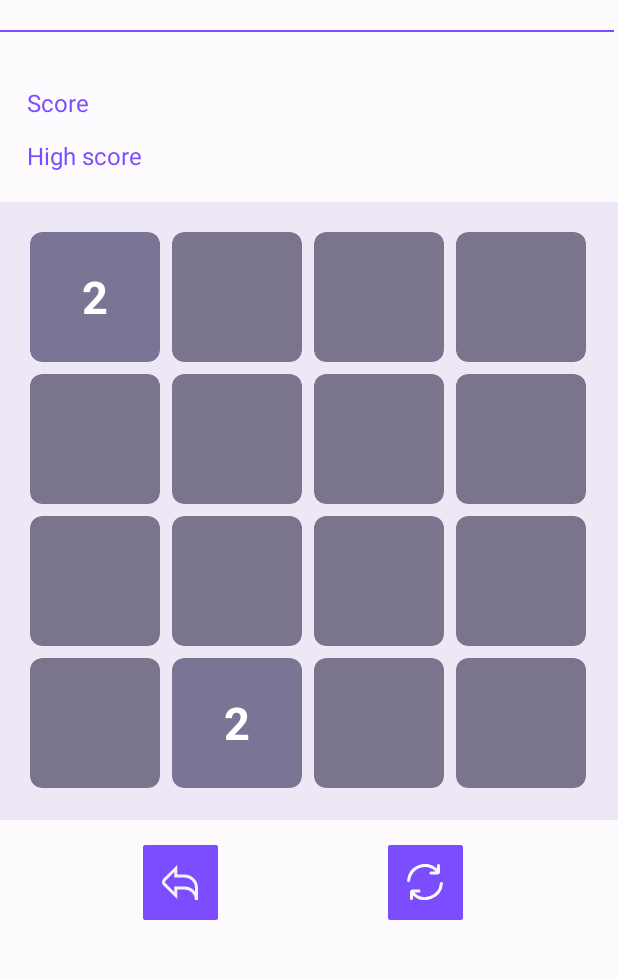
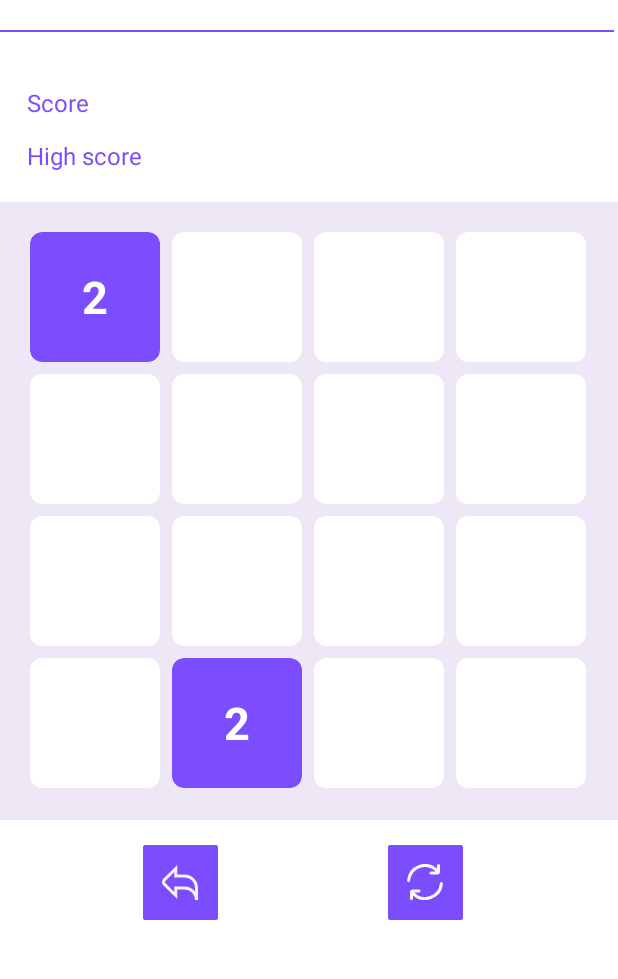
Before and after one commit to a19k/2048-Puzzle-Game, an Android app: the MainActivity screen opened directly, with no data from a screen before it, on a phone screen of 412 x 824 dp, the part 130-1109 px from its top. Run offline under Robolectric (Android 15) with nearby library versions, the phone set to English and light mode, and no system bars.

Commit message:
fixed tiles rendering, with correct colors

```diff
--- a/app/src/main/java/com/example/rma_2_anis_karic/MainActivity.java
+++ b/app/src/main/java/com/example/rma_2_anis_karic/MainActivity.java
@@ -4,6 +4,7 @@ import android.annotation.SuppressLint;
 import android.content.Context;
 import android.content.Intent;
 import android.content.res.Resources;
+import android.graphics.Color;
 import android.os.Bundle;
 import android.util.Log;
 import android.view.GestureDetector;
@@ -33,20 +34,22 @@ public class MainActivity extends AppCompatActivity {
     private Button undoButton;
     private Button resetButton;
     private FrameLayout grid;
-
-    private int primaryColor;
-    private int paleColor;
-    private int maxTileOnBoard;
-
     private Button gameTitle;
     private TextView scoreLabel;
     private TextView hiScoreLabel;
     private View divider;
 
-    //UI LOGIC
+    //COMMON REFERENCES
+    private int primaryColor;
+    private int paleColor;
+    private int maxTileOnBoard;
+    private List<Tile>  previousGrid;
+
+    //UI LOGIC INSTANCES
     private Manager manager;
     private GestureDetector gestureDetector;
 
+    //CONSTANTS
     private final int screenWidth = Resources.getSystem().getDisplayMetrics().widthPixels;
     private final int tileSize = (screenWidth - dpToPx(32)) /4;
     private static final String TAG = "grid/gridTiles";//DEBUG TAG
@@ -165,17 +168,19 @@ public class MainActivity extends AppCompatActivity {
     private void updateGrid(List<Tile> tiles){
         grid.removeAllViews();
 
-        int i=0;
         for (Tile currentTile : tiles){
             TileView currentTileView = new TileView(this);
-            currentTileView.setValue(currentTile.getValue());
+            currentTileView.setValue(currentTile.getValue(), this);
+
             FrameLayout.LayoutParams layoutParams = new FrameLayout.LayoutParams(tileSize,tileSize);
             layoutParams.leftMargin = currentTile.getCol() * tileSize;
             layoutParams.topMargin = currentTile.getRow() * tileSize;
 
             grid.addView(currentTileView,layoutParams);
-            Log.d(TAG, grid.getChildAt(i++).toString());
         }
+    }
+    private void animateChanges(List<Tile> newTiles){
+
     }
 
     //COLORING
--- a/app/src/main/java/com/example/rma_2_anis_karic/TileView.java
+++ b/app/src/main/java/com/example/rma_2_anis_karic/TileView.java
@@ -1,7 +1,10 @@
 package com.example.rma_2_anis_karic;
 
 import android.content.Context;
+import android.content.res.ColorStateList;
+import android.graphics.Color;
 import android.util.AttributeSet;
+import android.util.Log;
 import android.view.LayoutInflater;
 import android.widget.FrameLayout;
 import android.widget.TextView;
@@ -9,8 +12,7 @@ import android.widget.TextView;
 import androidx.annotation.NonNull;
 import androidx.annotation.Nullable;
 import androidx.cardview.widget.CardView;
-
-import java.util.Objects;
+import androidx.core.content.ContextCompat;
 
 public class TileView extends FrameLayout {
 
@@ -32,18 +34,19 @@ public class TileView extends FrameLayout {
         tileText = findViewById(R.id.tileText);
     }
 
-    public void setValue(int value){
+    public void setValue(int value, Context context){
         if (value == 0)
             tileText.setText("");
         else
             tileText.setText(String.valueOf(value));
 
-        tileCard.setCardBackgroundColor(getTileColor(value));
+        tileCard.setCardBackgroundColor(getTileColor(value, context));
     }
 
-    private int getTileColor(int tileValue) {
+    public static int getTileColor(int tileValue, Context context) {
         int colorResId;
         switch (tileValue) {
+            case 0:    colorResId = R.color.white; break;
             case 2:    colorResId = R.color.purple; break;
             case 4:    colorResId = R.color.bluedark; break;
             case 8:    colorResId = R.color.blue; break;
@@ -57,7 +60,7 @@ public class TileView extends FrameLayout {
             case 2048: colorResId = R.color.red; break;
             default:   colorResId = R.color.white;
         }
-        return colorResId;
+        return ContextCompat.getColor(context, colorResId);
     }
 
     @Override
--- a/app/src/main/res/layout/activity_main.xml
+++ b/app/src/main/res/layout/activity_main.xml
@@ -5,7 +5,7 @@
     android:id="@+id/main"
     android:layout_width="match_parent"
     android:layout_height="match_parent"
-    android:background="@color/material_dynamic_neutral99"
+    android:background="@color/white"
     android:clipToPadding="false"
     tools:context=".MainActivity">
 
@@ -14,8 +14,8 @@
         android:layout_width="0dp"
         android:layout_height="0dp"
         android:layout_margin="0dp"
+        app:layout_constraintBottom_toTopOf="@+id/undo"
         app:layout_constraintDimensionRatio="1:1"
-        app:layout_constraintBottom_toTopOf="@+id/undo"
         app:layout_constraintEnd_toEndOf="parent"
         app:layout_constraintStart_toStartOf="parent"
         app:layout_constraintTop_toBottomOf="@+id/hiscoreLabel">
--- a/app/src/main/res/layout/tile.xml
+++ b/app/src/main/res/layout/tile.xml
@@ -7,13 +7,11 @@
     android:layout_margin="4dp"
     app:cardCornerRadius="8dp"
     app:cardElevation="0dp"
+    app:layout_constraintDimensionRatio="1:1"
     app:layout_constraintBottom_toBottomOf="parent"
-    app:layout_constraintDimensionRatio="1:1"
     app:layout_constraintEnd_toEndOf="parent"
-    app:layout_constraintHorizontal_bias="0.0"
     app:layout_constraintStart_toStartOf="parent"
-    app:layout_constraintTop_toTopOf="parent"
-    app:layout_constraintVertical_bias="0.0">
+    app:layout_constraintTop_toTopOf="parent">
 
     <TextView
         android:id="@+id/tileText"
--- a/app/src/main/res/values/themes.xml
+++ b/app/src/main/res/values/themes.xml
@@ -3,7 +3,6 @@
     <style name="Base.Theme.RMA_2_anis_karic" parent="Theme.Material3.DayNight.NoActionBar">
         <!-- Customize your light theme here. -->
         <!-- <item name="colorPrimary">@color/my_light_primary</item> -->
-        <item name="backgroundColor">@color/white</item>
     </style>
 
     <style name="Theme.RMA_2_anis_karic" parent="Base.Theme.RMA_2_anis_karic" />
--- a/gradle/libs.versions.toml
+++ b/gradle/libs.versions.toml
@@ -1,5 +1,5 @@
 [versions]
-agp = "8.11.1"
+agp = "8.12.0"
 junit = "4.13.2"
 junitVersion = "1.1.5"
 espressoCore = "3.5.1"
```
